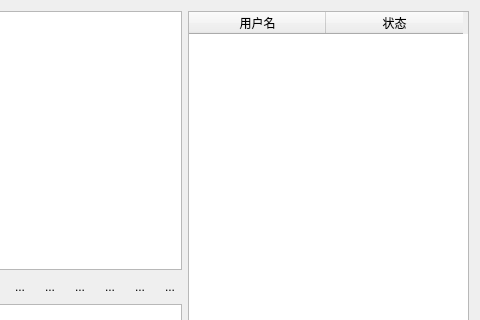
This is QClient/qclient.ui in KailinLi/QChat as Qt 5 draws it before an edit; both pictures show x 320 to 800 and y 0 to 320 of the 800 by 450 pixel window. The edited form follows.
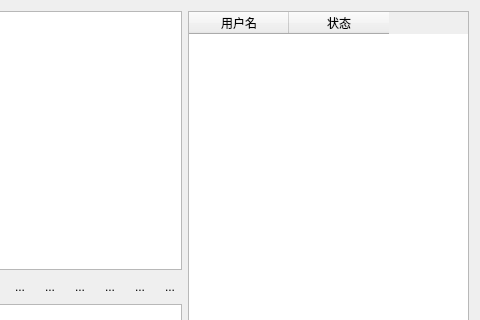
This is the edited form. Icons and pictures are not drawn.

Patch:
```diff
--- a/QClient/qclient.ui
+++ b/QClient/qclient.ui
@@ -304,7 +304,7 @@
         <bool>false</bool>
        </property>
        <attribute name="horizontalHeaderDefaultSectionSize">
-        <number>137</number>
+        <number>100</number>
        </attribute>
        <column>
         <property name="text">
```
